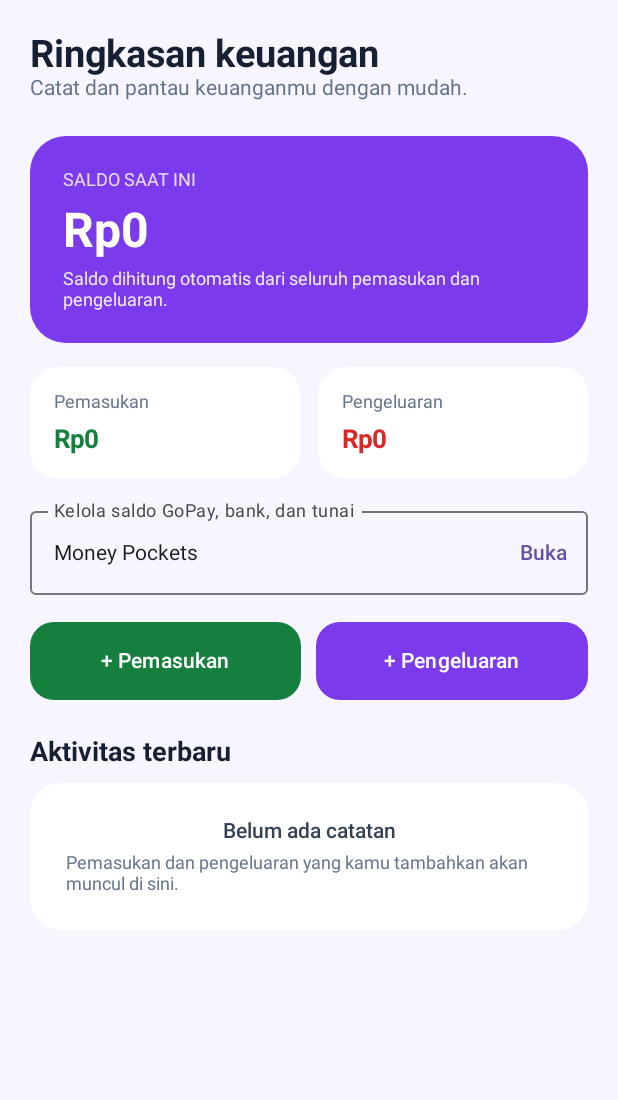
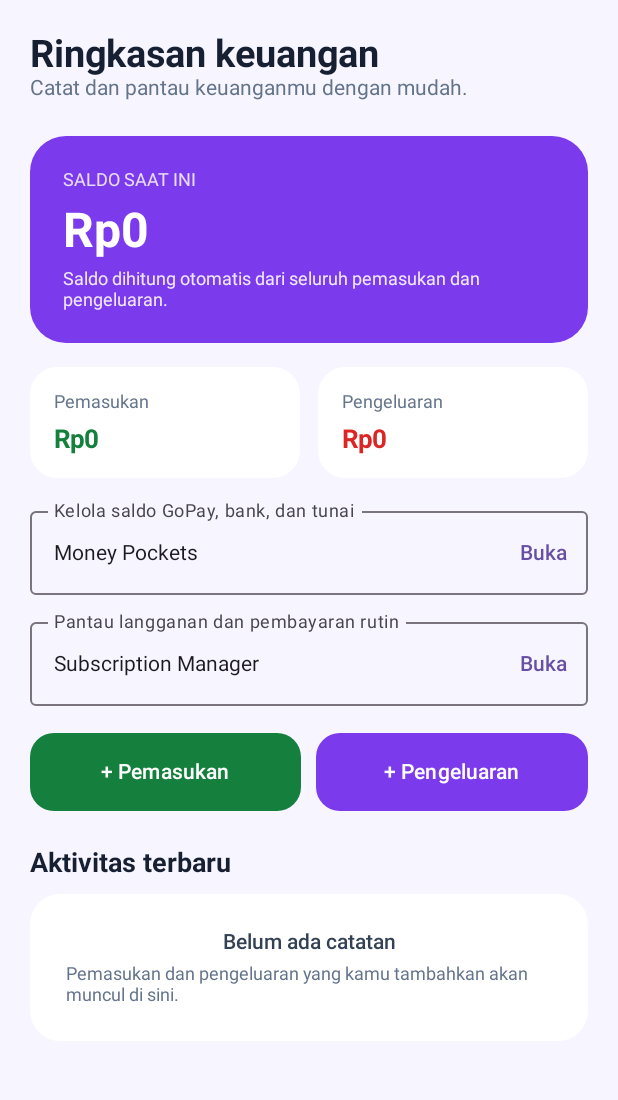
Before and after one commit to liffffp/Nexora, an Android app built with Jetpack Compose: the composable NexoraDashboard shown on its own in the app's theme, on a phone screen of 412 x 824 dp, the part 85-1185 px from its top. Run offline under Robolectric (Android 15) with nearby library versions, the phone set to English and light mode, and no system bars.

Commit message:
Add Subscription Manager entry to dashboard

```diff
--- a/app/src/main/java/com/nexora/app/MainActivity.kt
+++ b/app/src/main/java/com/nexora/app/MainActivity.kt
@@ -137,6 +137,11 @@ private fun NexoraDashboard() {
     val dialogType = remember { mutableStateOf<String?>(null) }
     val showResetDialog = remember { mutableStateOf(false) }
     val showPockets = remember { mutableStateOf(false) }
+    val showSubscriptions = remember { mutableStateOf(false) }
+    if (showSubscriptions.value) {
+        SubscriptionManagerScreen(onBack = { showSubscriptions.value = false })
+        return
+    }
     if (showPockets.value) {
         MoneyPocketsScreen(onBack = { showPockets.value = false })
         return
@@ -203,6 +208,8 @@ private fun NexoraDashboard() {
 
             Spacer(modifier = Modifier.height(14.dp))
             OutlinedTextField(value = "Money Pockets", onValueChange = {}, readOnly = true, modifier = Modifier.fillMaxWidth(), trailingIcon = { TextButton(onClick = { showPockets.value = true }) { Text("Buka") } }, label = { Text("Kelola saldo GoPay, bank, dan tunai") })
+            Spacer(modifier = Modifier.height(10.dp))
+            OutlinedTextField(value = "Subscription Manager", onValueChange = {}, readOnly = true, modifier = Modifier.fillMaxWidth(), trailingIcon = { TextButton(onClick = { showSubscriptions.value = true }) { Text("Buka") } }, label = { Text("Pantau langganan dan pembayaran rutin") })
             Spacer(modifier = Modifier.height(18.dp))
             Row(modifier = Modifier.fillMaxWidth(), horizontalArrangement = Arrangement.spacedBy(10.dp)) {
                 Button(
```
